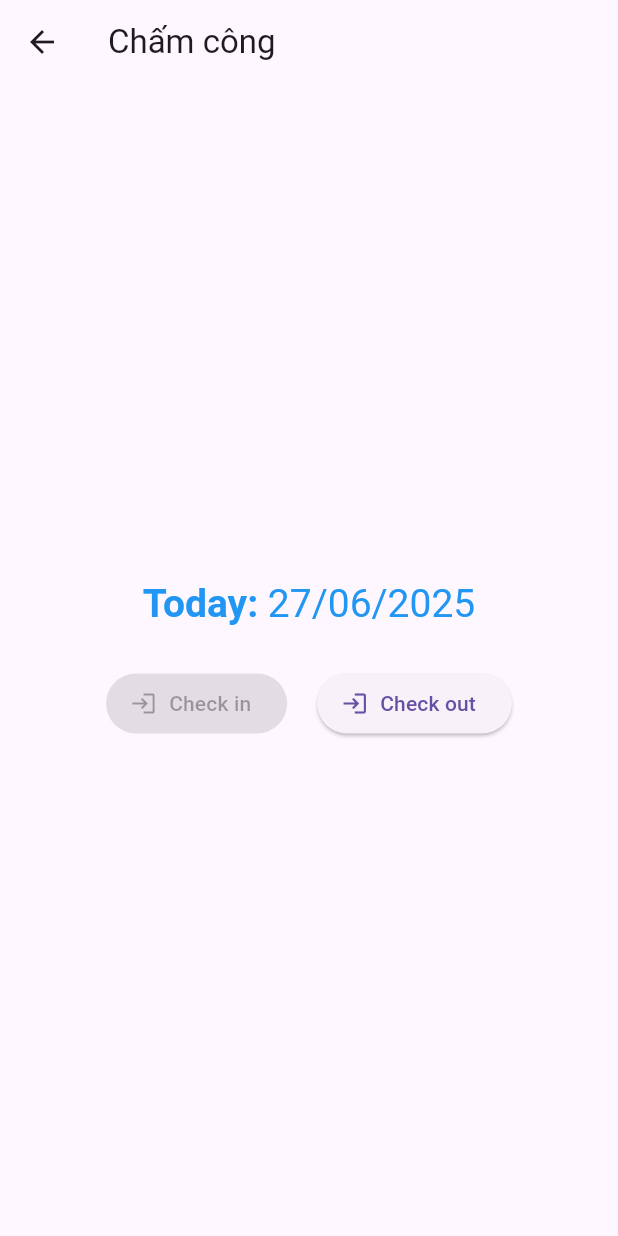
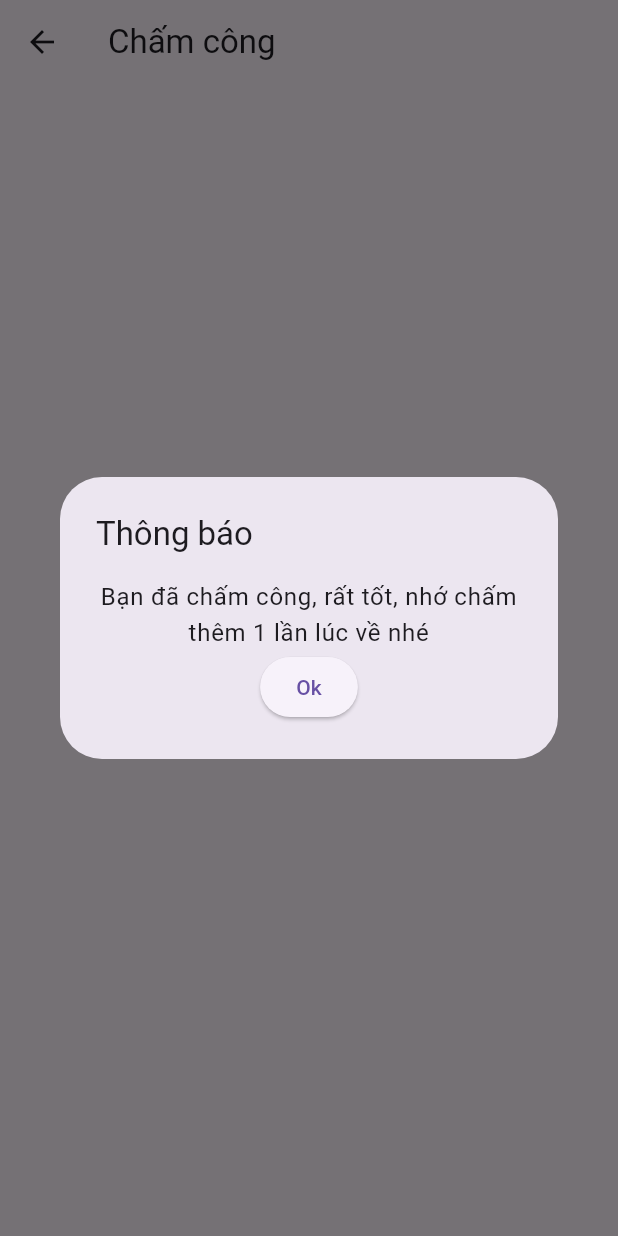
Before and after one commit to LeTienIT/Flutter, a Flutter app: the CheckIOScreen screen opened by its route, after a tap on "Check in", on a phone screen of 412 x 824 dp. Run offline on Flutter 3.47's test engine with Material 3 defaults, Android fonts, the phone set to English and light mode, and no system bars; our stand-ins replace flutter_local_notifications, flutter_speed_dial, flutter_timezone, lottie, shared_preferences and 2 more; missing offline and left inert: dart:ffi; accounts and stored records are empty.

Commit message:
Cập nhật giao diện báo cáo lên trước, router chuyển ở 1 trang

```diff
--- a/focus_punch_in/lib/main.dart
+++ b/focus_punch_in/lib/main.dart
@@ -54,7 +54,7 @@ class MyApp extends StatelessWidget {
         '/setting': (context) => SettingScreen(),
         '/report' : (context) => ReportScreen()
       },
-      home: TimeSheetScreen(),
+      home: ReportScreen(),
     );
   }
 }
--- a/focus_punch_in/lib/views/check_io_screen.dart
+++ b/focus_punch_in/lib/views/check_io_screen.dart
@@ -110,7 +110,10 @@ class CheckIOScreen extends StatelessWidget{
                 children: [
                   ElevatedButton.icon(
                     icon: const Icon(Icons.login),
-                    onPressed: vm.today ? null : vm.punchIn,
+                    onPressed: vm.today ? null : (){
+                      vm.punchIn();
+                      _showDialog(context, 'Thông báo', 'Bạn đã chấm công, rất tốt, nhớ chấm thêm 1 lần lúc về nhé');
+                    },
                     label: const Text('Check in'),
                   ),
                   SizedBox(width: 20,),
@@ -133,4 +136,36 @@ class CheckIOScreen extends StatelessWidget{
       ),
     );
   }
+
+  void _showDialog(BuildContext context, String title, String content){
+    showDialog(
+        context: context,
+        builder: (context){
+          return AlertDialog(
+            title: Text(
+                title,
+                style: Theme.of(context).textTheme.titleLarge,
+            ),
+            content: Column(
+              mainAxisSize: MainAxisSize.min,
+              mainAxisAlignment: MainAxisAlignment.center,
+              crossAxisAlignment: CrossAxisAlignment.center,
+              children: [
+                Text(
+                  content,
+                  textAlign: TextAlign.center,
+                  style: Theme.of(context).textTheme.bodyLarge,
+                ),
+                ElevatedButton.icon(
+                    onPressed: (){
+                      Navigator.pop(context);
+                    },
+                    label: Text('Ok')
+                )
+              ],
+            ),
+          );
+        }
+    );
+  }
 }
--- a/focus_punch_in/lib/views/list_view.dart
+++ b/focus_punch_in/lib/views/list_view.dart
@@ -8,6 +8,8 @@ import '../models/work_session.dart';
 import '../viewmodels/time_sheet_vm.dart';
 
 class TimeSheetScreen extends StatefulWidget{
+  const TimeSheetScreen({super.key});
+
 
   @override
   State<StatefulWidget> createState() => _TimeSheetScreen();
@@ -19,17 +21,8 @@ class _TimeSheetScreen extends State<TimeSheetScreen>{
     final vm = context.watch<TimeSheetVM>();
     return Scaffold(
       appBar: AppBar(
-          title: const Text('Check in/out'),
-          actions: [
-            IconButton(
-                onPressed: ()=>{Navigator.pushNamed(context, '/setting')},
-                icon: Icon(Icons.settings)
-            ),
-            IconButton(
-                onPressed: ()=>{Navigator.pushNamed(context, '/report')},
-                icon: Icon(Icons.analytics_rounded)
-            )
-          ],
+          title: const Text('Danh sách chấm công'),
+          centerTitle: true,
       ),
       body: Column(
         children: [
@@ -157,23 +150,6 @@ class _TimeSheetScreen extends State<TimeSheetScreen>{
                 },
             ),
           ),
-          Container(
-            margin: EdgeInsets.only(bottom: 10),
-            child: ElevatedButton(
-              onPressed: ()=>{Navigator.pushNamed(context, '/checkIn')},
-              style: ElevatedButton.styleFrom(
-                backgroundColor: Colors.white,
-                foregroundColor: Colors.black,
-                padding: EdgeInsets.symmetric(horizontal: 20, vertical: 12),
-                shape: RoundedRectangleBorder(
-                  borderRadius: BorderRadius.circular(8), // Bo góc 8px
-                  side: BorderSide(color: Colors.grey), // Viền xám
-                ),
-                elevation: 2, // Độ đổ bóng
-              ),
-              child: Text("Check in/out"),
-            ),
-          ),
         ],
       ),
     );
--- a/focus_punch_in/lib/views/report_screen.dart
+++ b/focus_punch_in/lib/views/report_screen.dart
@@ -3,6 +3,7 @@ import 'dart:ffi';
 
 import 'package:flutter/cupertino.dart';
 import 'package:flutter/material.dart';
+import 'package:flutter_speed_dial/flutter_speed_dial.dart';
 import 'package:focus_punch_in/viewmodels/time_sheet_vm.dart';
 import 'package:provider/provider.dart';
 
@@ -10,7 +11,7 @@ import '../viewmodels/report_vm.dart';
 
 class ReportScreen extends StatelessWidget{
 
-  ReportScreen({super.key});
+  const ReportScreen({super.key});
 
   @override
   Widget build(BuildContext context) {
@@ -39,6 +40,8 @@ class ReportScreen extends StatelessWidget{
 }
 
 class ReportContent  extends StatelessWidget {
+  const ReportContent({super.key});
+
   @override
   Widget build(BuildContext context) {
     final reportVM = context.watch<Report_vm>();
@@ -46,12 +49,53 @@ class ReportContent  extends StatelessWidget {
     return Scaffold(
       appBar: AppBar(
         title: Text('Báo cáo'),
+        centerTitle: true,
       ),
-      body: Column(
-
+      body: SingleChildScrollView(
+        padding: EdgeInsets.all(10),
+        child: Column(
+          mainAxisAlignment: MainAxisAlignment.start,
+          children: [
+            Divider(height: 1,),
+            dropList(context,reportVM),
+            report_content(context, reportVM),
+            Center(
+              child: ElevatedButton(
+                onPressed: ()=>{Navigator.pushNamed(context, '/checkIn')},
+                style: ElevatedButton.styleFrom(
+                  backgroundColor: Colors.white,
+                  foregroundColor: Colors.black,
+                  padding: EdgeInsets.symmetric(horizontal: 20, vertical: 12),
+                  shape: RoundedRectangleBorder(
+                    borderRadius: BorderRadius.circular(8), // Bo góc 8px
+                    side: BorderSide(color: Colors.grey), // Viền xám
+                  ),
+                  elevation: 2, // Độ đổ bóng
+                ),
+                child: Text("Chấm công"),
+              ),
+            ),
+          ],
+        ),
+      ),
+      floatingActionButton: SpeedDial(
+        icon: Icons.add,
+        activeIcon: Icons.clear,
         children: [
-          dropList(context,reportVM),
-          report_content(context, reportVM)
+          SpeedDialChild(
+              child: Icon(Icons.settings),
+              label: 'Cài đặt',
+              onTap: (){
+                Navigator.pushNamed(context, '/setting');
+              }
+          ),
+          SpeedDialChild(
+              child: Icon(Icons.list),
+              label: 'Danh sách',
+              onTap: (){
+                Navigator.pushNamed(context, '/list');
+              }
+          ),
         ],
       ),
     );
@@ -91,20 +135,6 @@ class ReportContent  extends StatelessWidget {
               ),
             ],
           ),
-          Divider(thickness: 1,),
-          Row(
-            mainAxisSize: MainAxisSize.max,
-            mainAxisAlignment: MainAxisAlignment.center,
-            children: [
-              Icon(Icons.calendar_today, color: Colors.blueAccent),
-              const SizedBox(width: 8),
-              Text('Tháng ${report.month}',
-                style: TextStyle(
-                fontSize: 20,
-                fontWeight: FontWeight.bold,)
-              )
-            ],
-          )
         ],
       )
     );
--- a/focus_punch_in/pubspec.yaml
+++ b/focus_punch_in/pubspec.yaml
@@ -3,7 +3,7 @@ description: "A new Flutter project."
 
 publish_to: 'none' # Remove this line if you wish to publish to pub.dev
 
-version: 1.0.0+1
+version: 1.0.0+2
 
 environment:
   sdk: ^3.7.2
@@ -22,6 +22,7 @@ dependencies:
   timezone: ^0.10.1
   flutter_timezone: ^4.1.0
   shared_preferences: ^2.5.3
+  flutter_speed_dial: ^7.0.0
 
   lottie: ^3.0.0
 
```
Also changed, not shown: focus_punch_in/pubspec.lock.
